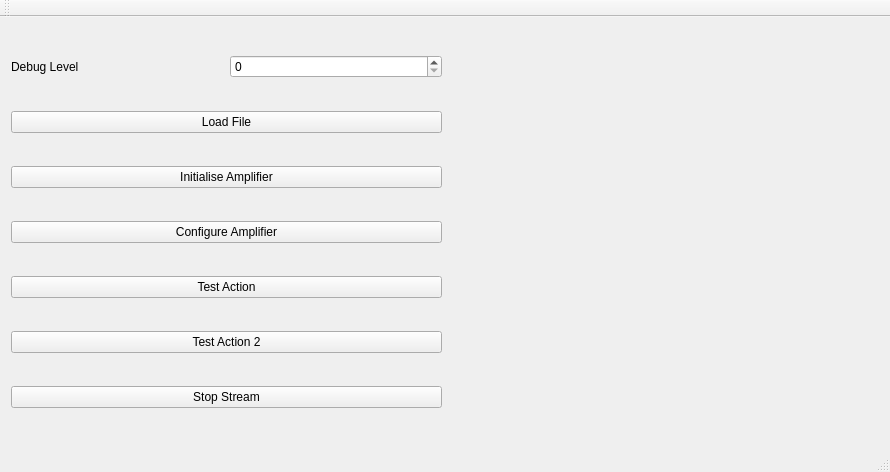
First picture: the form in cpp-generic/demo/biryani-demo/mainwindow.ui, repository EspoTek/Biryani, before the edit.
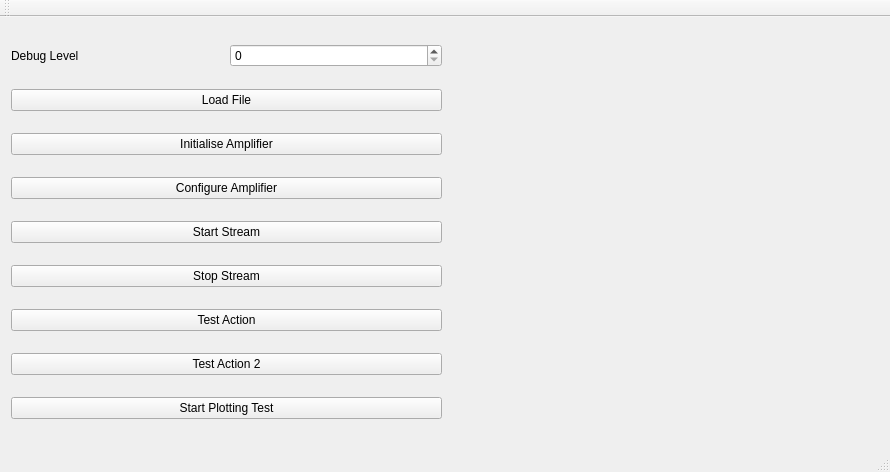
Second picture: the form after the edit. Custom widgets are drawn as their Qt base class.

```diff
--- a/cpp-generic/demo/biryani-demo/mainwindow.ui
+++ b/cpp-generic/demo/biryani-demo/mainwindow.ui
@@ -56,6 +56,20 @@
         </property>
        </widget>
       </item>
+      <item>
+       <widget class="QPushButton" name="startStreamButton">
+        <property name="text">
+         <string>Start Stream</string>
+        </property>
+       </widget>
+      </item>
+      <item>
+       <widget class="QPushButton" name="stopStreamButton">
+        <property name="text">
+         <string>Stop Stream</string>
+        </property>
+       </widget>
+      </item>
       <item>
        <widget class="QPushButton" name="testActionButton">
         <property name="text">
@@ -71,9 +85,9 @@
        </widget>
       </item>
       <item>
-       <widget class="QPushButton" name="stopStreamButton">
+       <widget class="QPushButton" name="plotTestButton">
         <property name="text">
-         <string>Stop Stream</string>
+         <string>Start Plotting Test</string>
         </property>
        </widget>
       </item>
```
